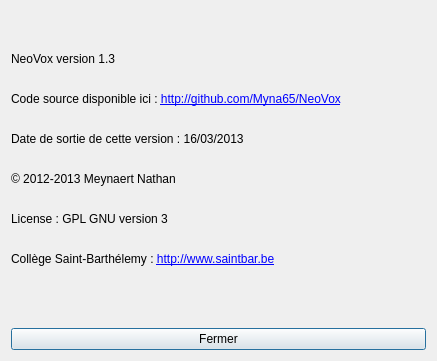
First picture: the form in about.ui, repository Myna65/NeoVox, before the edit.
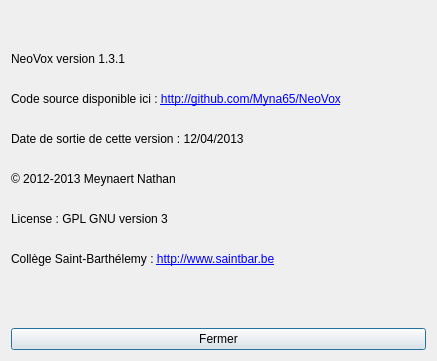
Second picture: the form after the edit.

Commit message: Changement des numéros de version

```diff
--- a/about.ui
+++ b/about.ui
@@ -17,7 +17,7 @@
    <item>
     <widget class="QLabel" name="label">
      <property name="text">
-      <string>&lt;html&gt;&lt;head/&gt;&lt;body&gt;&lt;p&gt;NeoVox version 1.3&lt;br/&gt;&lt;/p&gt;&lt;p&gt;Code source disponible ici : &lt;a href=&quot;http://github.com/Myna65/NeoVox&quot;&gt;&lt;span style=&quot; text-decoration: underline; color:#0000ff;&quot;&gt;http://github.com/Myna65/NeoVox&lt;/span&gt;&lt;/a&gt;&lt;br/&gt;&lt;/p&gt;&lt;p&gt;Date de sortie de cette version : 16/03/2013&lt;br/&gt;&lt;/p&gt;&lt;p&gt;© 2012-2013 Meynaert Nathan&lt;br/&gt;&lt;/p&gt;&lt;p&gt;License : GPL GNU version 3&lt;br/&gt;&lt;/p&gt;&lt;p&gt;Collège Saint-Barthélemy : &lt;a href=&quot;http://www.saintbar.be&quot;&gt;&lt;span style=&quot; text-decoration: underline; color:#0000ff;&quot;&gt;http://www.saintbar.be&lt;/span&gt;&lt;/a&gt;&lt;br/&gt;&lt;/p&gt;&lt;/body&gt;&lt;/html&gt;</string>
+      <string>&lt;html&gt;&lt;head/&gt;&lt;body&gt;&lt;p&gt;NeoVox version 1.3.1&lt;br/&gt;&lt;/p&gt;&lt;p&gt;Code source disponible ici : &lt;a href=&quot;http://github.com/Myna65/NeoVox&quot;&gt;&lt;span style=&quot; text-decoration: underline; color:#0000ff;&quot;&gt;http://github.com/Myna65/NeoVox&lt;/span&gt;&lt;/a&gt;&lt;br/&gt;&lt;/p&gt;&lt;p&gt;Date de sortie de cette version : 12/04/2013&lt;br/&gt;&lt;/p&gt;&lt;p&gt;© 2012-2013 Meynaert Nathan&lt;br/&gt;&lt;/p&gt;&lt;p&gt;License : GPL GNU version 3&lt;br/&gt;&lt;/p&gt;&lt;p&gt;Collège Saint-Barthélemy : &lt;a href=&quot;http://www.saintbar.be&quot;&gt;&lt;span style=&quot; text-decoration: underline; color:#0000ff;&quot;&gt;http://www.saintbar.be&lt;/span&gt;&lt;/a&gt;&lt;br/&gt;&lt;/p&gt;&lt;/body&gt;&lt;/html&gt;</string>
      </property>
      <property name="openExternalLinks">
       <bool>true</bool>
```
The commit also changes 1 other file.
